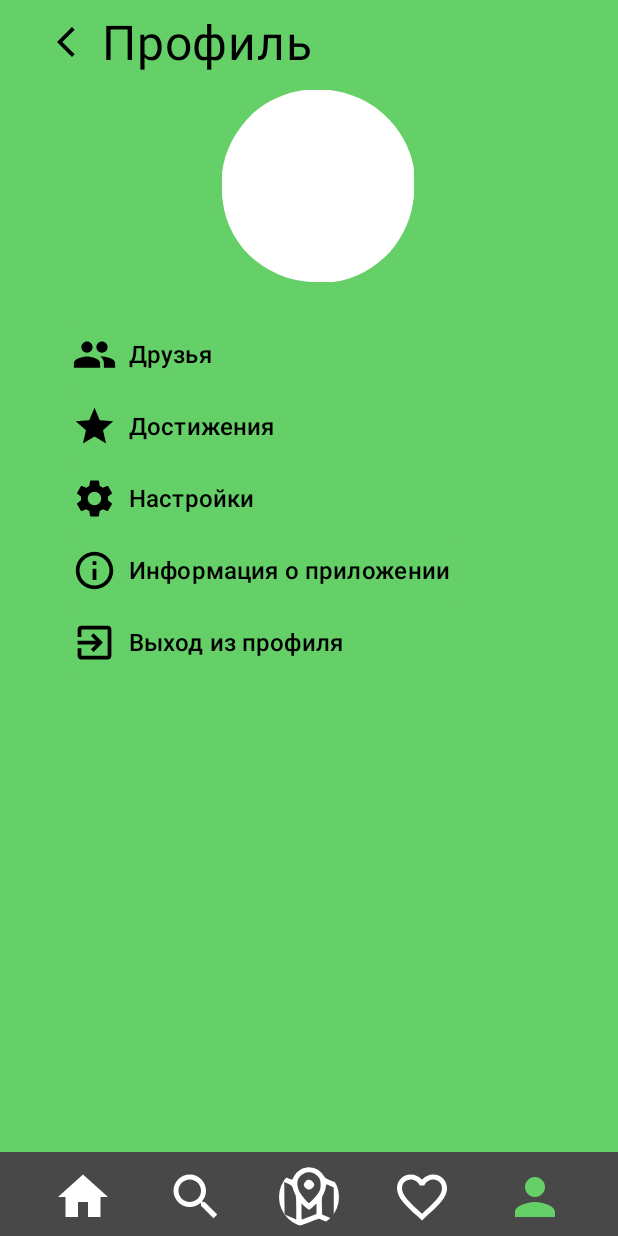
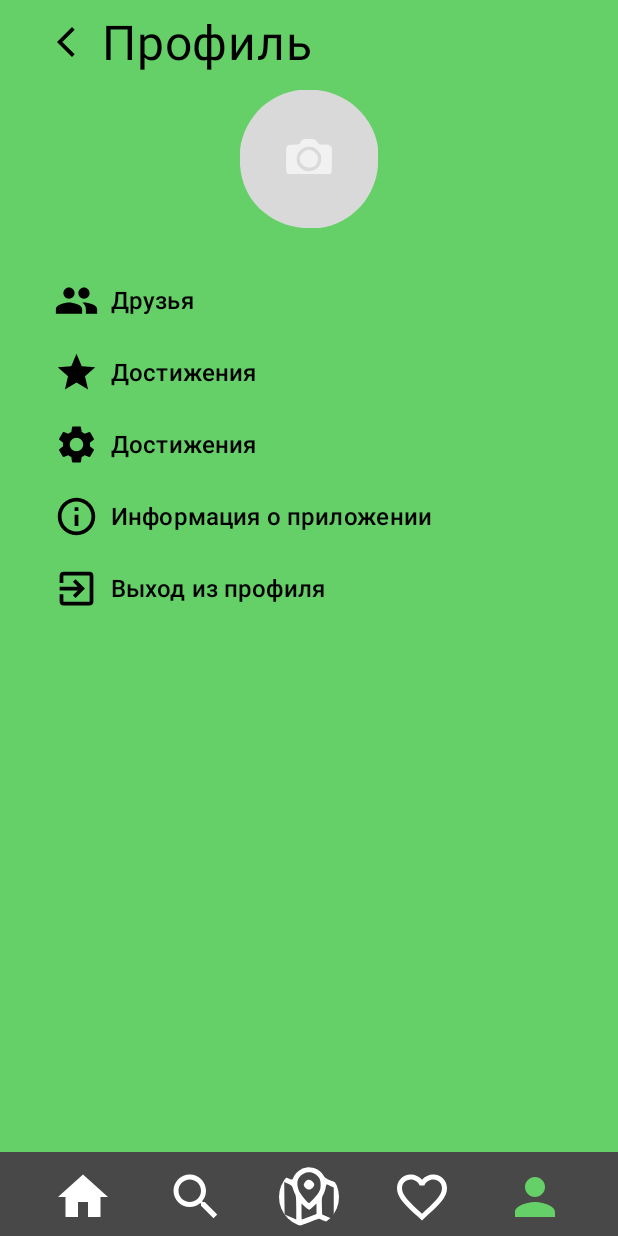
Before and after one commit to Kartav1k/UrbanQuest, an Android app built with Jetpack Compose: the ProfileScreen screen opened through its navigation route, on a phone screen of 412 x 824 dp. Run offline under Robolectric (Android 15) with nearby library versions, the light colour scheme and no system bars.

Commit message:
Фиксы маленьких экранов

```diff
--- a/app/src/main/AndroidManifest.xml
+++ b/app/src/main/AndroidManifest.xml
@@ -13,7 +13,7 @@
         android:theme="@style/Theme.UrbanQuest"
         tools:targetApi="31" >
         <activity
-            android:name=".Containers.MainActivity"
+            android:name=".containers.MainActivity"
             android:exported="true"
             android:label="@string/UrbanQuest"
             android:theme="@style/Theme.UrbanQuest" >
--- a/app/src/main/java/com/example/urbanquest/AuthorizationScreens/Autorization.kt
+++ b/app/src/main/java/com/example/urbanquest/AuthorizationScreens/Autorization.kt
@@ -23,6 +23,7 @@ import androidx.compose.ui.Modifier
 import androidx.compose.ui.graphics.Color
 import androidx.compose.ui.graphics.vector.ImageVector
 import androidx.compose.ui.res.vectorResource
+import androidx.compose.ui.text.TextStyle
 import androidx.compose.ui.unit.dp
 import androidx.compose.ui.unit.sp
 import androidx.navigation.NavHostController
@@ -32,6 +33,7 @@ import com.example.urbanquest.ui.theme.linkColor
 
 
 //Функция авторизации, пока без логики сохранения данных и сверки их с сервером, пароль не скрывается и если перейти из меню назад, данные не сохраняются в строках
+//Добавить сокрытие пароля, проверку с аккаунтом в базе
 @Composable
 fun Authorization(navController: NavHostController, isAuthorization: Boolean){
     val login = remember { mutableStateOf("") }
@@ -46,7 +48,7 @@ fun Authorization(navController: NavHostController, isAuthorization: Boolean){
             contentDescription = "Иконка на начальном экране",
             alignment = Alignment.TopEnd,
             modifier = Modifier
-                .padding(start = 82.dp, top = 24.dp, end = 82.dp, bottom = 24.dp)
+                .padding(start = 96.dp, top = 24.dp, end = 96.dp, bottom = 24.dp)
         )
 
         TextField(login.value,
@@ -57,6 +59,7 @@ fun Authorization(navController: NavHostController, isAuthorization: Boolean){
             onValueChange = {
                 login.value=it
             },
+            textStyle = TextStyle(fontSize = 14.sp),
             shape = RoundedCornerShape(45.dp),
             singleLine = true,
             modifier = Modifier
@@ -81,6 +84,7 @@ fun Authorization(navController: NavHostController, isAuthorization: Boolean){
             onValueChange = {
                 password.value=it
             },
+            textStyle = TextStyle(fontSize = 14.sp),
             shape = RoundedCornerShape(45.dp),
             singleLine = true,
             modifier = Modifier
--- a/app/src/main/java/com/example/urbanquest/AuthorizationScreens/Choice_Authorization.kt
+++ b/app/src/main/java/com/example/urbanquest/AuthorizationScreens/Choice_Authorization.kt
@@ -36,7 +36,7 @@ fun ChoiceAuthorization(navController: NavHostController){
             contentDescription = "Иконка на начальном экране",
             alignment = Alignment.TopEnd,
             modifier = Modifier
-                .padding(start = 82.dp, top = 24.dp, end = 82.dp, bottom = 24.dp)
+                .padding(start = 96.dp, top = 24.dp, end = 96.dp, bottom = 24.dp)
 
         )
 
--- a/app/src/main/java/com/example/urbanquest/Favourite.kt
+++ b/app/src/main/java/com/example/urbanquest/Favourite.kt
@@ -15,6 +15,7 @@ import androidx.compose.ui.res.vectorResource
 import androidx.compose.ui.unit.dp
 import androidx.compose.ui.unit.sp
 import androidx.navigation.NavHostController
+import com.example.urbanquest.constants.LABEL_favourite
 
 @Composable
 fun Favourite(navController: NavHostController, isAuthorization: Boolean){
@@ -37,7 +38,7 @@ fun Favourite(navController: NavHostController, isAuthorization: Boolean){
             }
 
             Text(
-                text = "Избранное",
+                text = LABEL_favourite,
                 fontSize = 32.sp,
                 modifier = Modifier.padding(top = 10.dp),
                 color = MaterialTheme.colorScheme.tertiary
--- a/app/src/main/java/com/example/urbanquest/ProfileScreen.kt
+++ b/app/src/main/java/com/example/urbanquest/ProfileScreen.kt
@@ -1,8 +1,11 @@
 package com.example.urbanquest
 
+import androidx.compose.foundation.Image
 import androidx.compose.foundation.layout.Arrangement
+import androidx.compose.foundation.layout.Box
 import androidx.compose.foundation.layout.Column
 import androidx.compose.foundation.layout.Row
+import androidx.compose.foundation.layout.fillMaxWidth
 import androidx.compose.foundation.layout.padding
 import androidx.compose.foundation.layout.size
 import androidx.compose.material.icons.Icons
@@ -14,6 +17,7 @@ import androidx.compose.material3.IconButton
 import androidx.compose.material3.MaterialTheme
 import androidx.compose.material3.Text
 import androidx.compose.runtime.Composable
+import androidx.compose.ui.Alignment
 import androidx.compose.ui.Modifier
 import androidx.compose.ui.graphics.vector.ImageVector
 import androidx.compose.ui.res.painterResource
@@ -21,11 +25,16 @@ import androidx.compose.ui.res.vectorResource
 import androidx.compose.ui.unit.dp
 import androidx.compose.ui.unit.sp
 import androidx.navigation.NavHostController
+import com.example.urbanquest.constants.LABEL_profile
+import com.example.urbanquest.constants.achievements_text
+import com.example.urbanquest.constants.exit_text
+import com.example.urbanquest.constants.friends_text
+import com.example.urbanquest.constants.info_text
+import com.example.urbanquest.constants.settings_text
 
 @Composable
 fun ProfileScreen(navController: NavHostController, isAuthorization: Boolean){
     Column {
-
         Row(modifier = Modifier.padding(bottom = 8.dp, start = 20.dp)) {
 
             IconButton(
@@ -43,28 +52,41 @@ fun ProfileScreen(navController: NavHostController, isAuthorization: Boolean){
             }
 
             Text(
-                text = "Профиль",
+                text = LABEL_profile,
                 fontSize = 32.sp,
                 modifier = Modifier.padding(top = 10.dp),
                 color = MaterialTheme.colorScheme.tertiary
             )
         }
 
-        Icon(
+        Box(modifier = Modifier
+            .fillMaxWidth()
+            .padding(bottom = 24.dp),
+            contentAlignment = Alignment.Center
+        ){
+            Image(
                 painter = painterResource(id = R.drawable.no_avatar),
                 contentDescription = "Avatar icon",
-            modifier = Modifier.padding(start = 148.dp, bottom = 24.dp))
+                modifier = Modifier.size(92.dp)
+            )
+        }
 
 
-        Column(verticalArrangement = Arrangement.Top) {
-
+        Column(
+            modifier = Modifier.fillMaxWidth(),
+            horizontalAlignment = Alignment.Start) {
 
             Button(
                 onClick = {
 
                 },
-                    modifier = Modifier.padding(start = 24.dp)
+                    modifier = Modifier
+                        .padding(start = 12.dp, end = 32.dp)
+                        .fillMaxWidth()
             ) {
+                Row(verticalAlignment = Alignment.CenterVertically,
+                    horizontalArrangement = Arrangement.Start,
+                    modifier = Modifier.fillMaxWidth()){
                     Icon(
                         imageVector = ImageVector.vectorResource(id = R.drawable.friends),
                         contentDescription = "Friends",
@@ -73,10 +95,11 @@ fun ProfileScreen(navController: NavHostController, isAuthorization: Boolean){
                             .padding(end = 8.dp)
                             .size(30.dp))
                     Text(
-                    text = "Друзья",
+                        text = friends_text,
                         color = MaterialTheme.colorScheme.tertiary,
                         fontSize = 16.sp
                     )
+                }
             }
 
 
@@ -84,18 +107,27 @@ fun ProfileScreen(navController: NavHostController, isAuthorization: Boolean){
                 onClick = {
 
                 },
-                modifier = Modifier.padding(start = 24.dp)
+                modifier = Modifier
+                    .padding(start = 12.dp, end = 32.dp)
+                    .fillMaxWidth()
+            ) {
+                Row(
+                    verticalAlignment = Alignment.CenterVertically,
+                    horizontalArrangement = Arrangement.Start,
+                    modifier = Modifier.fillMaxWidth()
                 ) {
                     Icon(
                         Icons.Filled.Star,
-                    contentDescription = "Friends",
+                        contentDescription = "Achievements",
                         tint = MaterialTheme.colorScheme.tertiary,
-                    modifier = Modifier.padding(end = 8.dp).size(30.dp))
+                        modifier = Modifier.padding(end = 8.dp).size(30.dp)
+                    )
                     Text(
-                    text = "Достижения",
+                        text = achievements_text,
                         color = MaterialTheme.colorScheme.tertiary,
                         fontSize = 16.sp
                     )
+                }
             }
 
 
@@ -103,18 +135,27 @@ fun ProfileScreen(navController: NavHostController, isAuthorization: Boolean){
                 onClick = {
 
                 },
-                modifier = Modifier.padding(start = 24.dp)
+                modifier = Modifier
+                    .padding(start = 12.dp, end = 32.dp)
+                    .fillMaxWidth()
+            ) {
+                Row(
+                    verticalAlignment = Alignment.CenterVertically,
+                    horizontalArrangement = Arrangement.Start,
+                    modifier = Modifier.fillMaxWidth()
                 ) {
                     Icon(
                         Icons.Filled.Settings,
-                    contentDescription = "Friends",
+                        contentDescription = "Settings",
                         tint = MaterialTheme.colorScheme.tertiary,
-                    modifier = Modifier.padding(end = 8.dp).size(30.dp))
+                        modifier = Modifier.padding(end = 8.dp).size(30.dp)
+                    )
                     Text(
-                    text = "Настройки",
+                        text = settings_text,
                         color = MaterialTheme.colorScheme.tertiary,
                         fontSize = 16.sp
                     )
+                }
             }
 
 
@@ -122,18 +163,27 @@ fun ProfileScreen(navController: NavHostController, isAuthorization: Boolean){
                 onClick = {
 
                 },
-                modifier = Modifier.padding(start = 24.dp)
+                modifier = Modifier
+                    .padding(start = 12.dp, end = 32.dp)
+                    .fillMaxWidth()
+            ) {
+                Row(
+                    verticalAlignment = Alignment.CenterVertically,
+                    horizontalArrangement = Arrangement.Start,
+                    modifier = Modifier.fillMaxWidth()
                 ) {
                     Icon(
                         imageVector = ImageVector.vectorResource(id = R.drawable.info_icon),
-                    contentDescription = "Friends",
+                        contentDescription = "Info about App",
                         tint = MaterialTheme.colorScheme.tertiary,
-                    modifier = Modifier.padding(end = 8.dp).size(30.dp))
+                        modifier = Modifier.padding(end = 8.dp).size(30.dp)
+                    )
                     Text(
-                    text = "Информация о приложении",
+                        text = info_text,
                         color = MaterialTheme.colorScheme.tertiary,
                         fontSize = 16.sp
                     )
+                }
             }
 
 
@@ -141,15 +191,23 @@ fun ProfileScreen(navController: NavHostController, isAuthorization: Boolean){
                 onClick = {
 
                 },
-                modifier = Modifier.padding(start = 24.dp)
+                modifier = Modifier
+                    .padding(start = 12.dp, end = 32.dp)
+                    .fillMaxWidth()
+            ) {
+                Row(
+                    verticalAlignment = Alignment.CenterVertically,
+                    horizontalArrangement = Arrangement.Start,
+                    modifier = Modifier.fillMaxWidth()
                 ) {
                     Icon(
                         imageVector = ImageVector.vectorResource(id = R.drawable.exit_icon),
-                    contentDescription = "Friends",
+                        contentDescription = "Exit from App",
                         tint = MaterialTheme.colorScheme.tertiary,
-                    modifier = Modifier.padding(end = 8.dp).size(30.dp))
+                        modifier = Modifier.padding(end = 8.dp).size(30.dp)
+                    )
                     Text(
-                    text = "Выход из профиля",
+                        text = exit_text,
                         color = MaterialTheme.colorScheme.tertiary,
                         fontSize = 16.sp
                     )
@@ -157,3 +215,4 @@ fun ProfileScreen(navController: NavHostController, isAuthorization: Boolean){
             }
         }
     }
+}
--- /dev/null
+++ b/app/src/main/java/com/example/urbanquest/constants/Strings.kt
@@ -0,0 +1,22 @@
+package com.example.urbanquest.constants
+
+//Labels
+const val LABEL_profile="Профиль"
+const val LABEL_menu="Меню"
+const val LABEL_search="Поиск"
+const val LABEL_favourite="Избранное"
+
+//Buttons
+const val friends_text="Друзья"
+const val settings_text="Достижения"
+const val exit_text="Выход из профиля"
+const val achievements_text="Достижения"
+const val info_text="Информация о приложении"
+
+//Placeholder
+const val search_placeholder="Поиск мест"
+
+//Warnings
+const val authorization_warning="Зарегистрируйтесь, чтобы иметь доступ \n" +
+        "к этому разделу"
+const val error_warning="Упс, возникли проблемы!"
--- /dev/null
+++ b/app/src/main/java/com/example/urbanquest/constants/Values.kt
@@ -0,0 +1,3 @@
+package com.example.urbanquest.constants
+
+//Dimens
--- a/app/src/main/java/com/example/urbanquest/Containers/Container.kt
+++ b/app/src/main/java/com/example/urbanquest/containers/Container.kt
@@ -1,4 +1,4 @@
-package com.example.urbanquest.Containers
+package com.example.urbanquest.containers
 
 import androidx.compose.foundation.layout.Box
 import androidx.compose.foundation.layout.Spacer
--- a/app/src/main/java/com/example/urbanquest/Containers/MainActivity.kt
+++ b/app/src/main/java/com/example/urbanquest/containers/MainActivity.kt
@@ -1,4 +1,4 @@
-package com.example.urbanquest.Containers
+package com.example.urbanquest.containers
 
 import android.os.Bundle
 import androidx.activity.ComponentActivity
@@ -6,7 +6,6 @@ import androidx.activity.compose.setContent
 import androidx.compose.foundation.layout.Box
 import androidx.compose.foundation.layout.fillMaxSize
 import androidx.compose.ui.Modifier
-import com.example.urbanquest.Containers.Container
 import com.example.urbanquest.ui.theme.UrbanQuestTheme
 
 
--- a/app/src/main/java/com/example/urbanquest/Containers/NavigationContainer.kt
+++ b/app/src/main/java/com/example/urbanquest/containers/NavigationContainer.kt
@@ -1,4 +1,4 @@
-package com.example.urbanquest.Containers
+package com.example.urbanquest.containers
 
 import androidx.compose.runtime.Composable
 import androidx.navigation.NavHostController
```
Also changed, not shown: app/src/main/java/com/example/urbanquest/AuthorizationScreens/PasswordRecovery.kt (+9 -5 lines), app/src/main/java/com/example/urbanquest/AuthorizationScreens/Registration.kt (+15 -3 lines), app/src/main/java/com/example/urbanquest/MenuHub.kt (+53 -18 lines), app/src/main/java/com/example/urbanquest/Search.kt (+6 -2 lines). Lines whose indentation alone changed are shown as unchanged.
